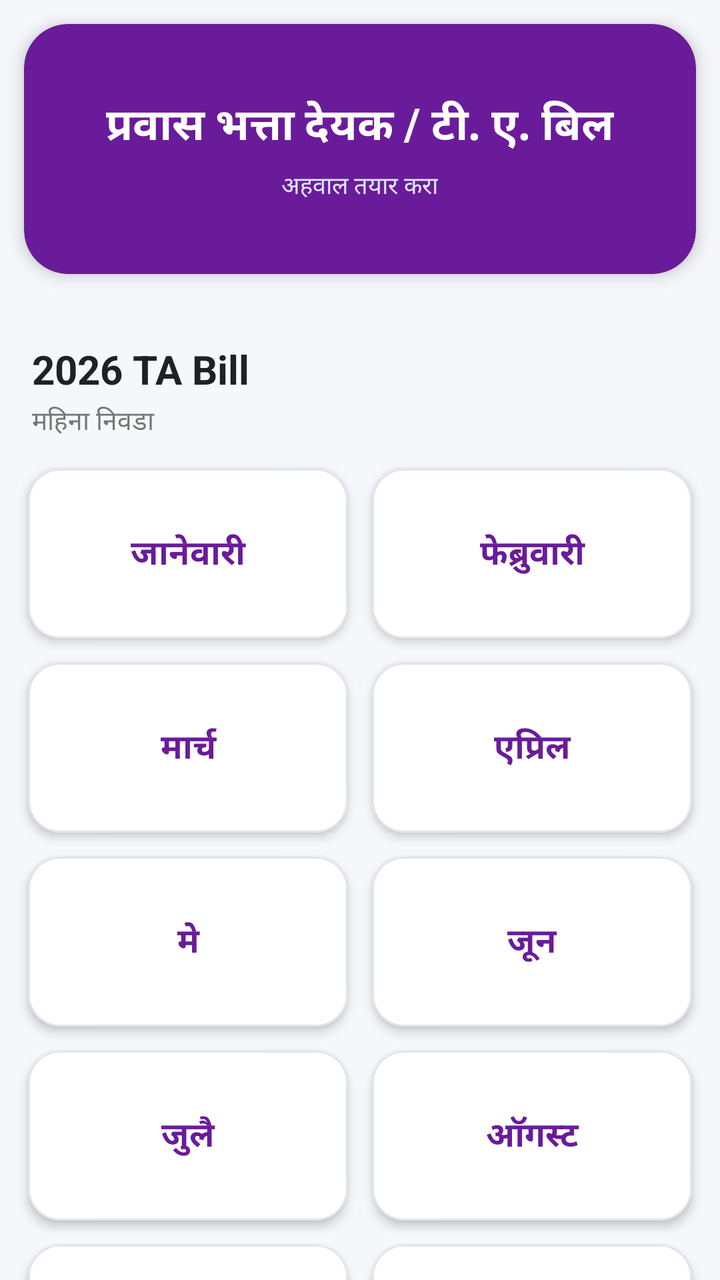
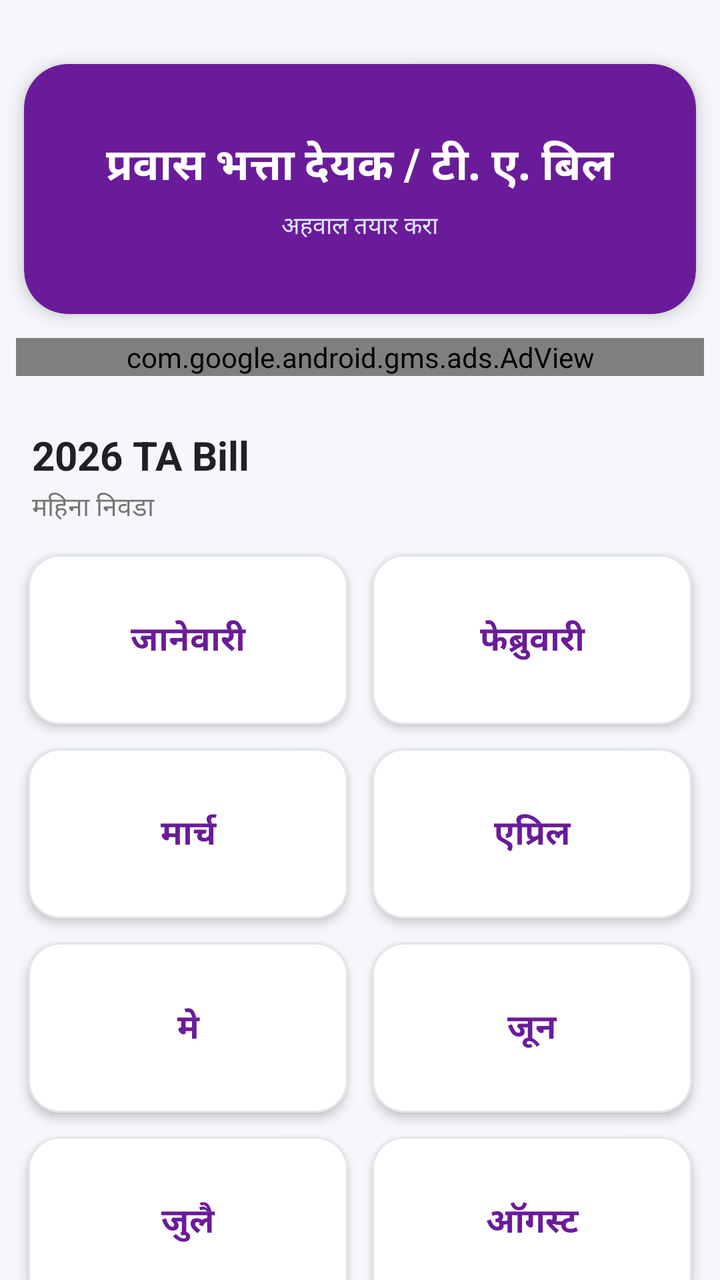

Screens rendered from an Android XML layout before and after an edit, with the pre-edit source and the edit as a unified diff.
<!-- AndroidManifest.xml: application theme AppTheme -->
<!-- res/layout/activity_tabill_generte_reports.xml -->
<?xml version="1.0" encoding="utf-8"?>
<ScrollView
    xmlns:android="http://schemas.android.com/apk/res/android"
    xmlns:app="http://schemas.android.com/apk/res-auto"
    xmlns:tools="http://schemas.android.com/tools"
    android:layout_width="match_parent"
    android:layout_height="match_parent"
    android:background="#F5F7FA"
    android:fillViewport="true"
    android:scrollbars="none">

    <LinearLayout
        android:layout_width="match_parent"
        android:layout_height="wrap_content"
        android:orientation="vertical"
        android:paddingBottom="24dp"
        tools:context=".TABillGenerteReports">


        
        <com.google.android.material.card.MaterialCardView
            android:layout_width="match_parent"
            android:layout_height="125dp"
            android:layout_margin="12dp"
            app:cardBackgroundColor="@color/colorPrimary"
            app:cardCornerRadius="22dp"
            app:cardElevation="5dp">

            <LinearLayout
                android:layout_width="match_parent"
                android:layout_height="match_parent"
                android:gravity="center"
                android:orientation="vertical"
                android:padding="16dp">

                <TextView
                    android:layout_width="wrap_content"
                    android:layout_height="wrap_content"
                    android:text="प्रवास भत्ता देयक / टी. ए. बिल"
                    android:textColor="@android:color/white"
                    android:textSize="22sp"
                    android:textStyle="bold" />

                
                
                
                
                
                
                

                <TextView
                    android:layout_width="wrap_content"
                    android:layout_height="wrap_content"
                    android:layout_marginTop="5dp"
                    android:text="अहवाल तयार करा"
                    android:textColor="#DDE7FF"
                    android:textSize="12sp" />

            </LinearLayout>

        </com.google.android.material.card.MaterialCardView>


        

        <TextView
            android:layout_width="match_parent"
            android:layout_height="wrap_content"
            android:layout_marginStart="16dp"
            android:layout_marginTop="22dp"
            android:layout_marginEnd="16dp"
            android:text="2026 TA Bill"
            android:textColor="#202124"
            android:textSize="20sp"
            android:textStyle="bold" />

        <TextView
            android:layout_width="match_parent"
            android:layout_height="wrap_content"
            android:layout_marginStart="16dp"
            android:layout_marginTop="3dp"
            android:layout_marginEnd="16dp"
            android:text="महिना निवडा"
            android:textColor="#757575"
            android:textSize="13sp" />


        

        <GridLayout
            android:layout_width="match_parent"
            android:layout_height="wrap_content"
            android:columnCount="2"
            android:padding="8dp"
            android:useDefaultMargins="false">


            

            <com.google.android.material.card.MaterialCardView
                android:id="@+id/jan"
                android:layout_width="0dp"
                android:layout_height="85dp"
                android:layout_columnWeight="1"
                android:layout_margin="6dp"
                android:clickable="true"
                android:focusable="true"
                android:foreground="?attr/selectableItemBackground"
                app:cardBackgroundColor="@android:color/white"
                app:cardCornerRadius="16dp"
                app:cardElevation="3dp"
                app:strokeColor="#E1E5EA"
                app:strokeWidth="1dp">

                <TextView
                    android:layout_width="match_parent"
                    android:layout_height="match_parent"
                    android:gravity="center"
                    android:text="जानेवारी"
                    android:textColor="@color/colorPrimary"
                    android:textSize="17sp"
                    android:textStyle="bold" />

            </com.google.android.material.card.MaterialCardView>


            

            <com.google.android.material.card.MaterialCardView
                android:id="@+id/feb"
                android:layout_width="0dp"
                android:layout_height="85dp"
                android:layout_columnWeight="1"
                android:layout_margin="6dp"
                android:clickable="true"
                android:focusable="true"
                android:foreground="?attr/selectableItemBackground"
                app:cardBackgroundColor="@android:color/white"
                app:cardCornerRadius="16dp"
                app:cardElevation="3dp"
                app:strokeColor="#E1E5EA"
                app:strokeWidth="1dp">

                <TextView
                    android:layout_width="match_parent"
                    android:layout_height="match_parent"
                    android:gravity="center"
                    android:text="फेब्रुवारी"
                    android:textColor="@color/colorPrimary"
                    android:textSize="17sp"
                    android:textStyle="bold" />

            </com.google.android.material.card.MaterialCardView>


            

            <com.google.android.material.card.MaterialCardView
                android:id="@+id/mar"
                android:layout_width="0dp"
                android:layout_height="85dp"
                android:layout_columnWeight="1"
                android:layout_margin="6dp"
                android:clickable="true"
                android:focusable="true"
                android:foreground="?attr/selectableItemBackground"
                app:cardBackgroundColor="@android:color/white"
                app:cardCornerRadius="16dp"
                app:cardElevation="3dp"
                app:strokeColor="#E1E5EA"
                app:strokeWidth="1dp">

                <TextView
                    android:layout_width="match_parent"
                    android:layout_height="match_parent"
                    android:gravity="center"
                    android:text="मार्च"
                    android:textColor="@color/colorPrimary"
                    android:textSize="17sp"
                    android:textStyle="bold" />

            </com.google.android.material.card.MaterialCardView>


            

            <com.google.android.material.card.MaterialCardView
                android:id="@+id/Apr"
                android:layout_width="0dp"
                android:layout_height="85dp"
                android:layout_columnWeight="1"
                android:layout_margin="6dp"
                android:clickable="true"
                android:focusable="true"
                android:foreground="?attr/selectableItemBackground"
                app:cardBackgroundColor="@android:color/white"
                app:cardCornerRadius="16dp"
                app:cardElevation="3dp"
                app:strokeColor="#E1E5EA"
                app:strokeWidth="1dp">

                <TextView
                    android:layout_width="match_parent"
                    android:layout_height="match_parent"
                    android:gravity="center"
                    android:text="एप्रिल"
                    android:textColor="@color/colorPrimary"
                    android:textSize="17sp"
                    android:textStyle="bold" />

            </com.google.android.material.card.MaterialCardView>


            

            <com.google.android.material.card.MaterialCardView
                android:id="@+id/may"
                android:layout_width="0dp"
                android:layout_height="85dp"
                android:layout_columnWeight="1"
                android:layout_margin="6dp"
                android:clickable="true"
                android:focusable="true"
                android:foreground="?attr/selectableItemBackground"
                app:cardBackgroundColor="@android:color/white"
                app:cardCornerRadius="16dp"
                app:cardElevation="3dp"
                app:strokeColor="#E1E5EA"
                app:strokeWidth="1dp">

                <TextView
                    android:layout_width="match_parent"
                    android:layout_height="match_parent"
                    android:gravity="center"
                    android:text="मे"
                    android:textColor="@color/colorPrimary"
                    android:textSize="17sp"
                    android:textStyle="bold" />

            </com.google.android.material.card.MaterialCardView>


            

            <com.google.android.material.card.MaterialCardView
                android:id="@+id/june"
                android:layout_width="0dp"
                android:layout_height="85dp"
                android:layout_columnWeight="1"
                android:layout_margin="6dp"
                android:clickable="true"
                android:focusable="true"
                android:foreground="?attr/selectableItemBackground"
                app:cardBackgroundColor="@android:color/white"
                app:cardCornerRadius="16dp"
                app:cardElevation="3dp"
                app:strokeColor="#E1E5EA"
                app:strokeWidth="1dp">

                <TextView
                    android:layout_width="match_parent"
                    android:layout_height="match_parent"
                    android:gravity="center"
                    android:text="जून"
                    android:textColor="@color/colorPrimary"
                    android:textSize="17sp"
                    android:textStyle="bold" />

            </com.google.android.material.card.MaterialCardView>


            

            <com.google.android.material.card.MaterialCardView
                android:id="@+id/july"
                android:layout_width="0dp"
                android:layout_height="85dp"
                android:layout_columnWeight="1"
                android:layout_margin="6dp"
                android:clickable="true"
                android:focusable="true"
                android:foreground="?attr/selectableItemBackground"
                app:cardBackgroundColor="@android:color/white"
                app:cardCornerRadius="16dp"
                app:cardElevation="3dp"
                app:strokeColor="#E1E5EA"
                app:strokeWidth="1dp">

                <TextView
                    android:layout_width="match_parent"
                    android:layout_height="match_parent"
                    android:gravity="center"
                    android:text="जुलै"
                    android:textColor="@color/colorPrimary"
                    android:textSize="17sp"
                    android:textStyle="bold" />

            </com.google.android.material.card.MaterialCardView>


            

            <com.google.android.material.card.MaterialCardView
                android:id="@+id/Aug"
                android:layout_width="0dp"
                android:layout_height="85dp"
                android:layout_columnWeight="1"
                android:layout_margin="6dp"
                android:clickable="true"
                android:focusable="true"
                android:foreground="?attr/selectableItemBackground"
                app:cardBackgroundColor="@android:color/white"
                app:cardCornerRadius="16dp"
                app:cardElevation="3dp"
                app:strokeColor="#E1E5EA"
                app:strokeWidth="1dp">

                <TextView
                    android:layout_width="match_parent"
                    android:layout_height="match_parent"
                    android:gravity="center"
                    android:text="ऑगस्ट"
                    android:textColor="@color/colorPrimary"
                    android:textSize="17sp"
                    android:textStyle="bold" />

            </com.google.android.material.card.MaterialCardView>


            

            <com.google.android.material.card.MaterialCardView
                android:id="@+id/Sept"
                android:layout_width="0dp"
                android:layout_height="85dp"
                android:layout_columnWeight="1"
                android:layout_margin="6dp"
                android:clickable="true"
                android:focusable="true"
                android:foreground="?attr/selectableItemBackground"
                app:cardBackgroundColor="@android:color/white"
                app:cardCornerRadius="16dp"
                app:cardElevation="3dp"
                app:strokeColor="#E1E5EA"
                app:strokeWidth="1dp">

                <TextView
                    android:layout_width="match_parent"
                    android:layout_height="match_parent"
                    android:gravity="center"
                    android:text="सप्टेंबर"
                    android:textColor="@color/colorPrimary"
                    android:textSize="17sp"
                    android:textStyle="bold" />

            </com.google.android.material.card.MaterialCardView>


            

            <com.google.android.material.card.MaterialCardView
                android:id="@+id/Oct"
                android:layout_width="0dp"
                android:layout_height="85dp"
                android:layout_columnWeight="1"
                android:layout_margin="6dp"
                android:clickable="true"
                android:focusable="true"
                android:foreground="?attr/selectableItemBackground"
                app:cardBackgroundColor="@android:color/white"
                app:cardCornerRadius="16dp"
                app:cardElevation="3dp"
                app:strokeColor="#E1E5EA"
                app:strokeWidth="1dp">

                <TextView
                    android:layout_width="match_parent"
                    android:layout_height="match_parent"
                    android:gravity="center"
                    android:text="ऑक्टोबर"
                    android:textColor="@color/colorPrimary"
                    android:textSize="17sp"
                    android:textStyle="bold" />

            </com.google.android.material.card.MaterialCardView>


            

            <com.google.android.material.card.MaterialCardView
                android:id="@+id/Nov"
                android:layout_width="0dp"
                android:layout_height="85dp"
                android:layout_columnWeight="1"
                android:layout_margin="6dp"
                android:clickable="true"
                android:focusable="true"
                android:foreground="?attr/selectableItemBackground"
                app:cardBackgroundColor="@android:color/white"
                app:cardCornerRadius="16dp"
                app:cardElevation="3dp"
                app:strokeColor="#E1E5EA"
                app:strokeWidth="1dp">

                <TextView
                    android:layout_width="match_parent"
                    android:layout_height="match_parent"
                    android:gravity="center"
                    android:text="नोव्हेंबर"
                    android:textColor="@color/colorPrimary"
                    android:textSize="17sp"
                    android:textStyle="bold" />

            </com.google.android.material.card.MaterialCardView>


            

            <com.google.android.material.card.MaterialCardView
                android:id="@+id/Dec"
                android:layout_width="0dp"
                android:layout_height="85dp"
                android:layout_columnWeight="1"
                android:layout_margin="6dp"
                android:clickable="true"
                android:focusable="true"
                android:foreground="?attr/selectableItemBackground"
                app:cardBackgroundColor="@android:color/white"
                app:cardCornerRadius="16dp"
                app:cardElevation="3dp"
                app:strokeColor="#E1E5EA"
                app:strokeWidth="1dp">

                <TextView
                    android:layout_width="match_parent"
                    android:layout_height="match_parent"
                    android:gravity="center"
                    android:text="डिसेंबर"
                    android:textColor="@color/colorPrimary"
                    android:textSize="17sp"
                    android:textStyle="bold" />

            </com.google.android.material.card.MaterialCardView>


        </GridLayout>


        








































    </LinearLayout>

</ScrollView>
<!-- resources referenced by this layout -->
<resources>
  <color name="colorPrimary">#6A1B9A</color>
  <style name="AppTheme" parent="Theme.MaterialComponents.Light.NoActionBar">
  
          <item name="colorPrimary">@color/colorPrimary</item>
          <item name="colorPrimaryDark">@color/colorPrimaryDark</item>
          <item name="colorAccent">@color/colorAccent</item>
          <item name="android:statusBarColor">@color/colorBackground</item>
          <item name="android:windowLightStatusBar">true</item>
  
      </style>
  <color name="colorPrimaryDark">#1565C0</color>
  <color name="colorAccent">#EC407A</color>
  <color name="colorBackground">#F5F7FA</color>
</resources>

<!-- the commit's change to res/layout/activity_tabill_generte_reports.xml (unified diff, before → after) -->
@@ -13,7 +13,8 @@
         android:layout_width="match_parent"
         android:layout_height="wrap_content"
         android:orientation="vertical"
-        android:paddingBottom="24dp"
+        android:paddingBottom="40dp"
+        android:paddingTop="20dp"
         tools:context=".TABillGenerteReports">
 
 
@@ -60,6 +61,17 @@
             </LinearLayout>
 
         </com.google.android.material.card.MaterialCardView>
+
+        <com.google.android.gms.ads.AdView
+            android:id="@+id/adView"
+            android:layout_width="match_parent"
+            android:layout_height="wrap_content"
+            android:layout_above="@id/bottomLayout"
+            android:layout_marginStart="8dp"
+            android:layout_marginEnd="8dp"
+            android:layout_marginBottom="4dp"
+            app:adSize="BANNER"
+            app:adUnitId="ca-app-pub-4859457733348288/7338186076" />
 
 
         
